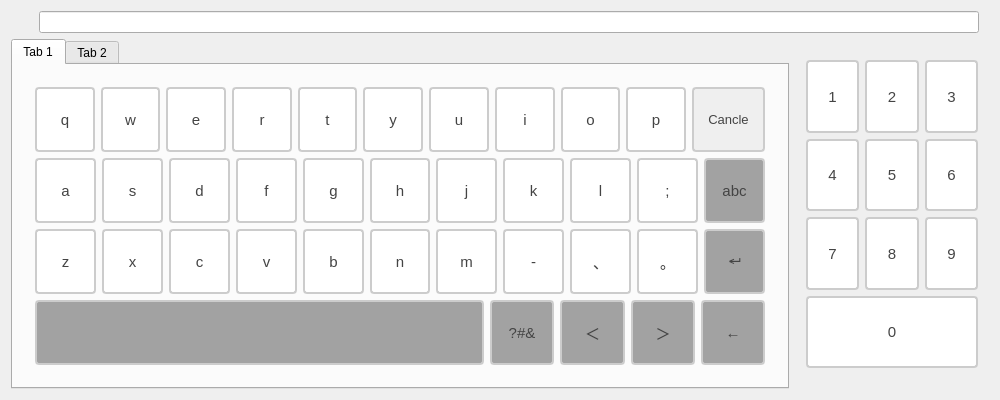
This is RW_UL/rqw/main/ui/FullKeyBoard.ui in WIND-ROAD-RUN/RW_UL as Qt 5 draws it before an edit. The edited form follows.
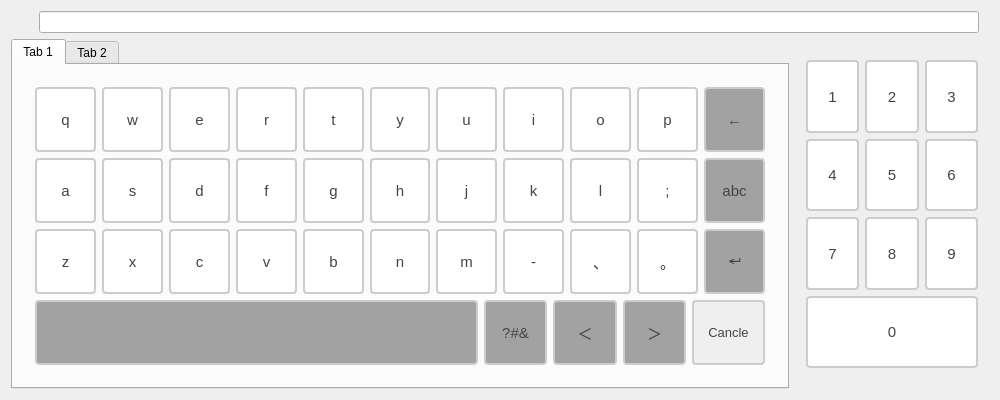
This is the edited form. Icons and pictures are not drawn.

Commit message: 将demo改成序列号

```diff
--- a/RW_UL/rqw/main/ui/FullKeyBoard.ui
+++ b/RW_UL/rqw/main/ui/FullKeyBoard.ui
@@ -542,7 +542,7 @@
                  </widget>
                 </item>
                 <item>
-                 <widget class="QPushButton" name="pbtn_cancel">
+                 <widget class="QPushButton" name="pbtn_shanchu">
                   <property name="sizePolicy">
                    <sizepolicy hsizetype="Expanding" vsizetype="Expanding">
                     <horstretch>0</horstretch>
@@ -554,9 +554,9 @@
     padding: 6px 14px;
     border: 2px solid #CCC;
     border-radius: 4px;
-    background-color: rgb(239, 239, 239);
+    background-color: rgb(162, 162, 162);
     color: #444;
-    font-size: 13px; 
+    font-size: 15px; 
 }
 
 QPushButton:hover {
@@ -570,7 +570,7 @@
 }</string>
                   </property>
                   <property name="text">
-                   <string>Cancle</string>
+                   <string>←</string>
                   </property>
                  </widget>
                 </item>
@@ -1311,7 +1311,7 @@
                </layout>
               </item>
               <item row="3" column="0">
-               <layout class="QHBoxLayout" name="horizontalLayout_9" stretch="7,1,1,1,1">
+               <layout class="QHBoxLayout" name="horizontalLayout_9" stretch="7,1,1,1,0">
                 <item>
                  <widget class="QPushButton" name="pbtn_kongge">
                   <property name="sizePolicy">
@@ -1445,7 +1445,7 @@
                  </widget>
                 </item>
                 <item>
-                 <widget class="QPushButton" name="pbtn_shanchu">
+                 <widget class="QPushButton" name="pbtn_cancel">
                   <property name="sizePolicy">
                    <sizepolicy hsizetype="Expanding" vsizetype="Expanding">
                     <horstretch>0</horstretch>
@@ -1457,9 +1457,9 @@
     padding: 6px 14px;
     border: 2px solid #CCC;
     border-radius: 4px;
-    background-color: rgb(162, 162, 162);
+    background-color: rgb(239, 239, 239);
     color: #444;
-    font-size: 15px; 
+    font-size: 13px; 
 }
 
 QPushButton:hover {
@@ -1473,7 +1473,7 @@
 }</string>
                   </property>
                   <property name="text">
-                   <string>←</string>
+                   <string>Cancle</string>
                   </property>
                  </widget>
                 </item>
```
